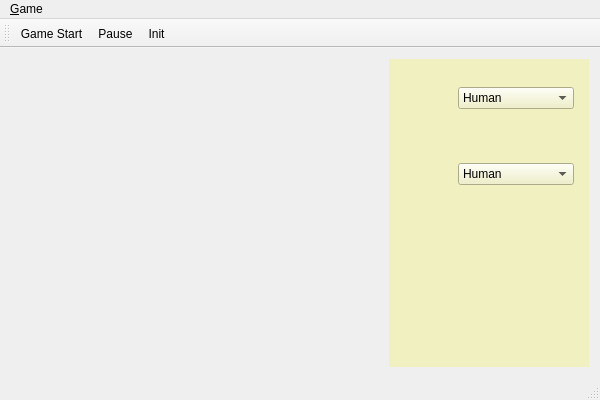
Old version of the form QtHexGame/QtHexGame/QtHexGame.ui in the repository vivisuke/QtHexGame.
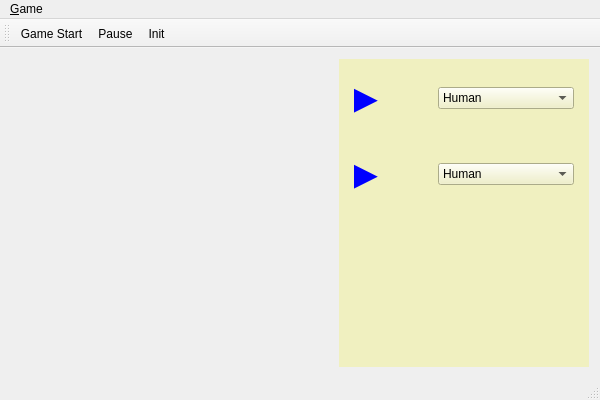
New version of the form. Icons and pictures are not drawn. Custom widgets are drawn as their Qt base class.

Diff of the .ui file:
```diff
--- a/QtHexGame/QtHexGame/QtHexGame.ui
+++ b/QtHexGame/QtHexGame/QtHexGame.ui
@@ -28,7 +28,7 @@
       </property>
       <property name="minimumSize">
        <size>
-        <width>200</width>
+        <width>250</width>
         <height>0</height>
        </size>
       </property>
@@ -52,7 +52,37 @@
         <widget class="QWidget" name="widget_2" native="true">
          <layout class="QHBoxLayout" name="horizontalLayout_2">
           <item>
-           <widget class="QLabel" name="label">
+           <widget class="QLabel" name="next_black">
+            <property name="minimumSize">
+             <size>
+              <width>24</width>
+              <height>0</height>
+             </size>
+            </property>
+            <property name="maximumSize">
+             <size>
+              <width>24</width>
+              <height>16777215</height>
+             </size>
+            </property>
+            <property name="font">
+             <font>
+              <pointsize>24</pointsize>
+             </font>
+            </property>
+            <property name="styleSheet">
+             <string notr="true">color: blue</string>
+            </property>
+            <property name="text">
+             <string>▶</string>
+            </property>
+            <property name="alignment">
+             <set>Qt::AlignmentFlag::AlignRight|Qt::AlignmentFlag::AlignTrailing|Qt::AlignmentFlag::AlignVCenter</set>
+            </property>
+           </widget>
+          </item>
+          <item>
+           <widget class="QLabel" name="black_label">
             <property name="minimumSize">
              <size>
               <width>48</width>
@@ -97,7 +127,37 @@
         <widget class="QWidget" name="widget_3" native="true">
          <layout class="QHBoxLayout" name="horizontalLayout_3">
           <item>
-           <widget class="QLabel" name="label_2">
+           <widget class="QLabel" name="next_white">
+            <property name="minimumSize">
+             <size>
+              <width>24</width>
+              <height>0</height>
+             </size>
+            </property>
+            <property name="maximumSize">
+             <size>
+              <width>24</width>
+              <height>16777215</height>
+             </size>
+            </property>
+            <property name="font">
+             <font>
+              <pointsize>24</pointsize>
+             </font>
+            </property>
+            <property name="styleSheet">
+             <string notr="true">color: blue</string>
+            </property>
+            <property name="text">
+             <string>▶</string>
+            </property>
+            <property name="alignment">
+             <set>Qt::AlignmentFlag::AlignRight|Qt::AlignmentFlag::AlignTrailing|Qt::AlignmentFlag::AlignVCenter</set>
+            </property>
+           </widget>
+          </item>
+          <item>
+           <widget class="QLabel" name="white_label">
             <property name="minimumSize">
              <size>
               <width>48</width>
```
